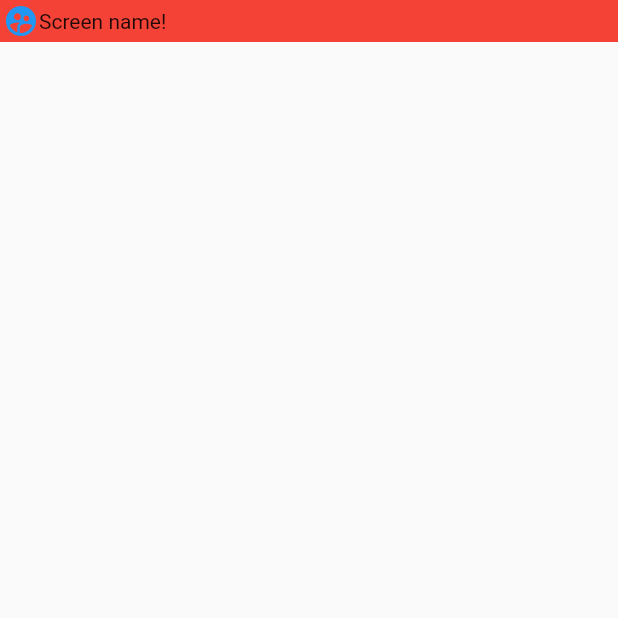
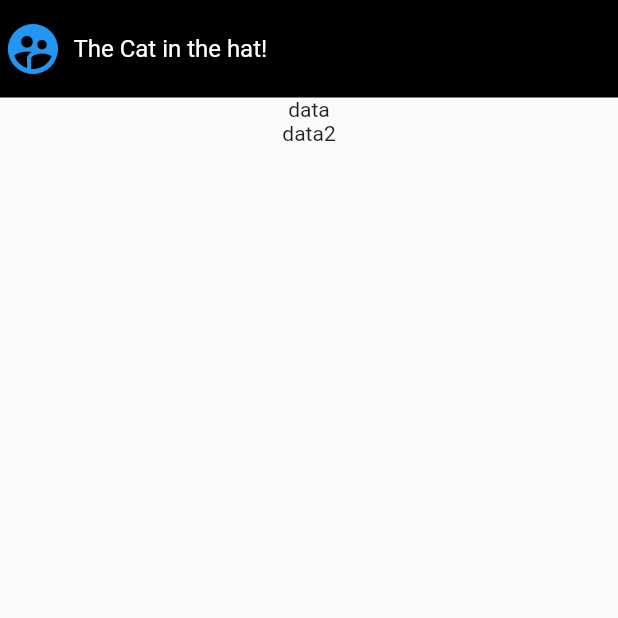
Before and after one commit to Sal7one/sharedhub, a Flutter app: the screen it shows after launch, on a phone screen of 412 x 824 dp, the top half of it. Run offline on Flutter 3.47's test engine with Material 2 defaults, Android fonts, the phone set to English and light mode, and no system bars.

Commit message:
main page top bar

```diff
--- a/sharedhub/lib/main.dart
+++ b/sharedhub/lib/main.dart
@@ -15,8 +15,14 @@ class MainScreen extends StatelessWidget {
     return MaterialApp(
         home: Scaffold(
       body: SafeArea(
+        child: Column(
+          children: <Widget>[
+            InkWell(
+              onTap: () => Navigator.push(
+                  context, MaterialPageRoute(builder: (context) => Splash())),
               child: Container(
-        decoration: BoxDecoration(color: Colors.red),
+                height: 65,
+                decoration: BoxDecoration(color: Colors.black),
                 padding: EdgeInsets.all(2),
                 child: Row(
                   mainAxisAlignment: MainAxisAlignment.start,
@@ -24,11 +30,25 @@ class MainScreen extends StatelessWidget {
                     Icon(
                       Icons.supervised_user_circle,
                       color: Colors.blue,
+                      size: 40,
                     ),
-            Text("Screen name!")
+                    SizedBox(
+                      width: 7,
+                    ),
+                    Text(
+                      "The Cat in the hat!",
+                      style: TextStyle(color: Colors.white, fontSize: 16),
+                    )
                   ],
                 ),
-      )),
+              ),
+            ),
+            Column(
+              children: <Widget>[Text("data"), Text("data2")],
+            )
+          ],
+        ),
+      ),
     ));
   }
 }
```
Lines whose indentation alone changed are shown as unchanged.
